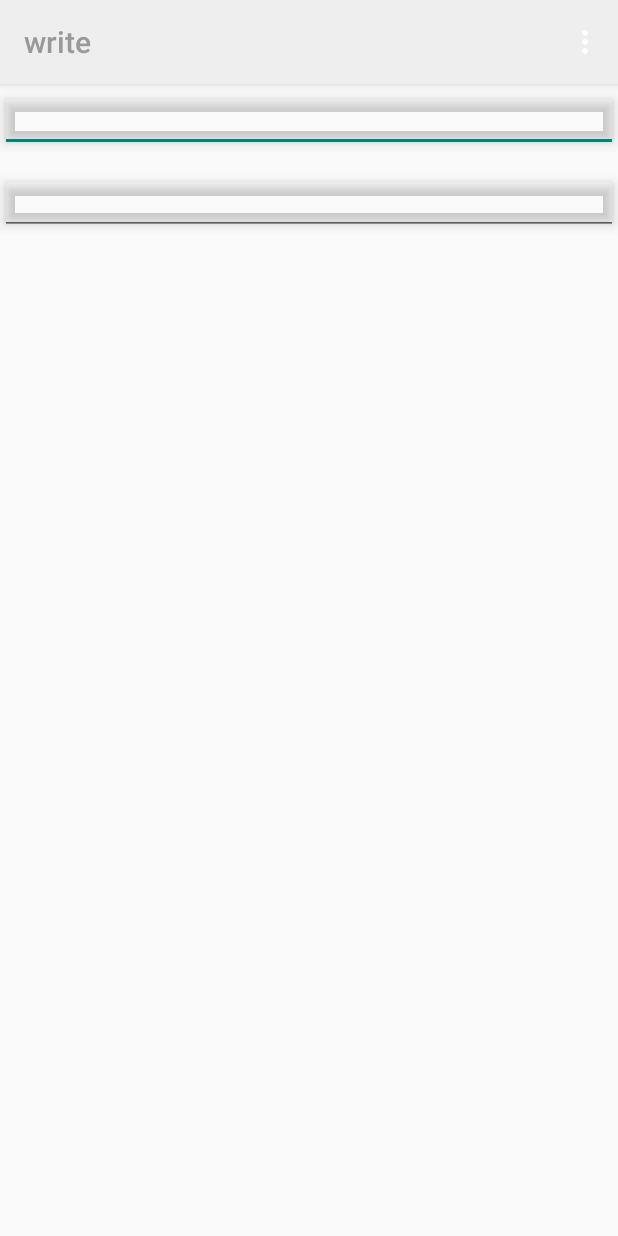
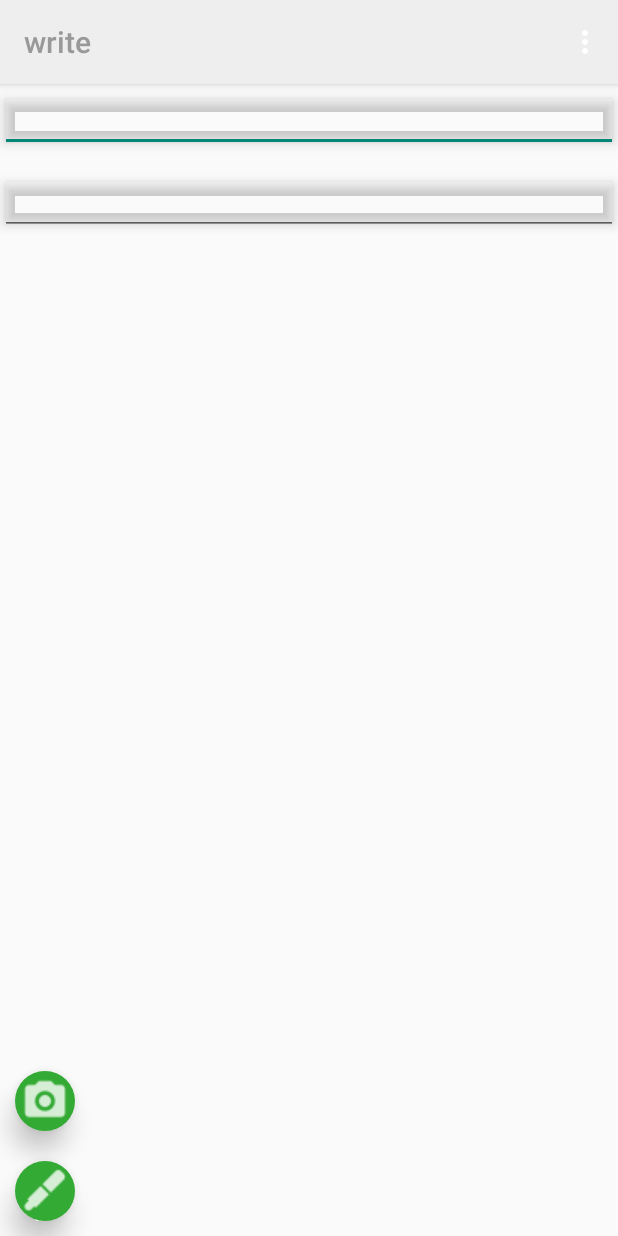
Before and after one commit to JolinZhang/Note, an Android app: the write screen opened directly, with no data from a screen before it, on a phone screen of 412 x 824 dp. Run offline under Robolectric (Android 15) with nearby library versions, the light colour scheme and no system bars.

Commit message:
add take photo and save note, two button

```diff
--- a/app/src/main/res/drawable/oval.xml
+++ b/app/src/main/res/drawable/oval.xml
@@ -1,4 +1,4 @@
 <?xml version="1.0" encoding ="utf-8"?>
     <shape xmlns:android="http://schemas.android.com/apk/res/android" android:shape="oval">
-        <solid android:color='#21B684'></solid>
+        <solid android:color='#33aa33'></solid>
     </shape>
--- a/app/src/main/res/layout/activity_write.xml
+++ b/app/src/main/res/layout/activity_write.xml
@@ -1,11 +1,15 @@
-<LinearLayout xmlns:android="http://schemas.android.com/apk/res/android"
+<RelativeLayout xmlns:android="http://schemas.android.com/apk/res/android"
     xmlns:tools="http://schemas.android.com/tools"
-    android:layout_width="match_parent"
-    android:layout_height="wrap_content"
+    android:layout_width="fill_parent"
+    android:layout_height="fill_parent"
     tools:context="com.example.jonelezhang.note.write"
     android:orientation="vertical"
     android:weightSum="1">
 
+    <LinearLayout
+        android:orientation="vertical"
+        android:layout_width="fill_parent"
+        android:layout_height="wrap_content">
 
 
     <EditText
@@ -24,5 +28,28 @@
         android:elevation="5dp"
         android:layout_marginTop="10dp"
         android:layout_gravity="center_horizontal" />
+    </LinearLayout>
 
-</LinearLayout>
+    <ImageButton
+        android:layout_width="40dp"
+        android:layout_height="40dp"
+        android:id="@+id/photo"
+        android:src="@drawable/ic_camera"
+        android:background="@drawable/oval"
+        android:elevation="10dp"
+        android:layout_marginBottom="70dp"
+        android:layout_marginLeft="10dp"
+        android:layout_alignParentBottom="true"
+        />
+
+    <ImageButton
+        android:layout_width="40dp"
+        android:layout_height="40dp"
+        android:id="@+id/submit"
+        android:src="@drawable/ic_pencil"
+        android:background="@drawable/oval"
+        android:elevation="10dp"
+        android:layout_margin="10dp"
+        android:layout_alignParentLeft="true"
+        android:layout_alignParentBottom="true"/>
+</RelativeLayout>
```
Also changed, not shown: app/src/main/res/drawable/ic_camera.png (added), app/src/main/res/drawable/ic_pencil.png (added).
